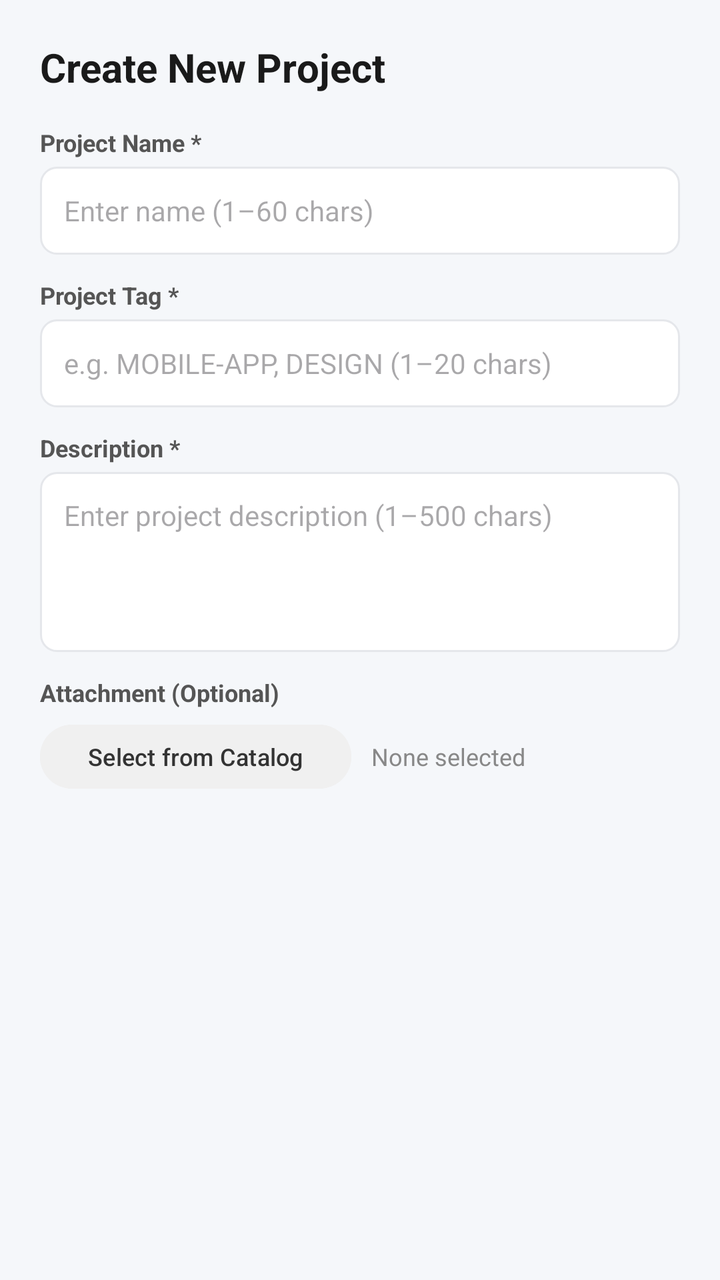
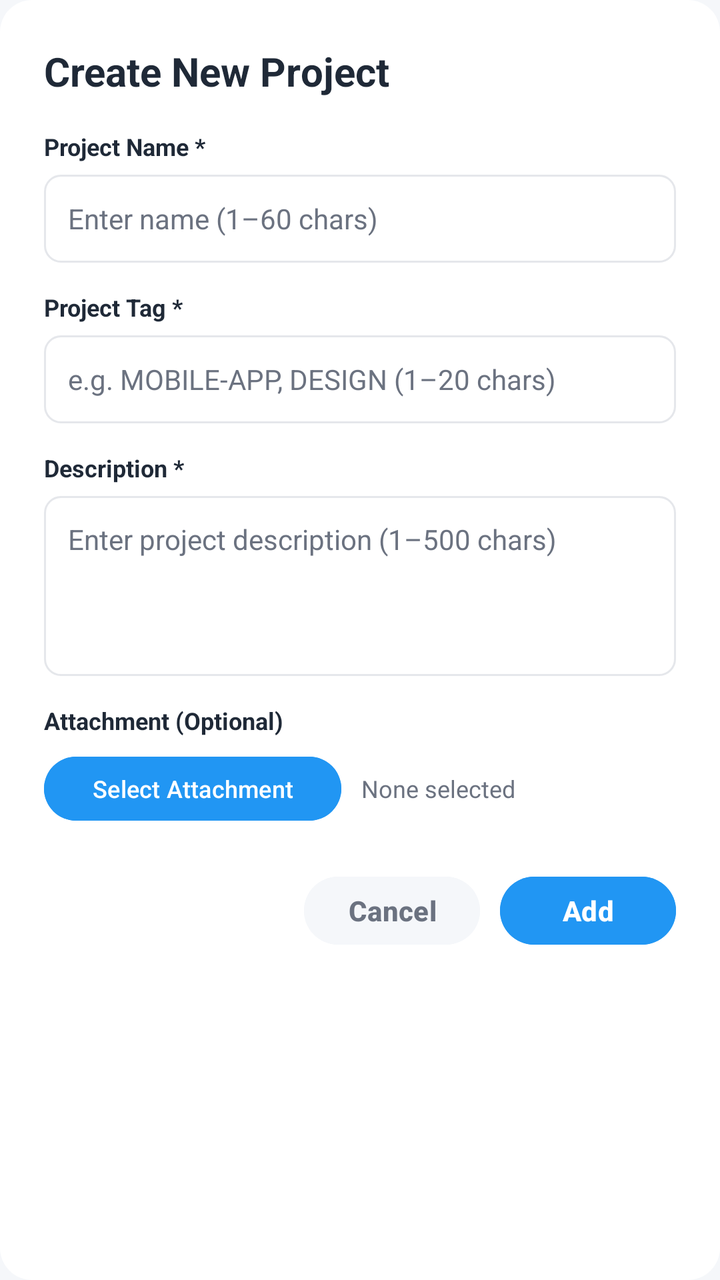

Screens rendered from an Android XML layout before and after an edit, with the pre-edit source and the edit as a unified diff.
<!-- AndroidManifest.xml: application theme Theme.FirstApp -->
<!-- res/layout/dialog_new_project.xml -->
<?xml version="1.0" encoding="utf-8"?>
<LinearLayout xmlns:android="http://schemas.android.com/apk/res/android"
    android:layout_width="match_parent"
    android:layout_height="wrap_content"
    android:orientation="vertical"
    android:padding="20dp">

    <TextView
        android:layout_width="match_parent"
        android:layout_height="wrap_content"
        android:text="Create New Project"
        android:textSize="20sp"
        android:textStyle="bold"
        android:textColor="#1A1A1A"
        android:layout_marginBottom="16dp" />

    
    <TextView
        android:layout_width="wrap_content"
        android:layout_height="wrap_content"
        android:text="Project Name *"
        android:textSize="12sp"
        android:textStyle="bold"
        android:textColor="#555555" />

    <EditText
        android:id="@+id/editDialogProjectName"
        android:layout_width="match_parent"
        android:layout_height="44dp"
        android:layout_marginTop="4dp"
        android:layout_marginBottom="12dp"
        android:background="@drawable/bg_input_field"
        android:hint="Enter name (1–60 chars)"
        android:maxLength="60"
        android:paddingHorizontal="12dp"
        android:singleLine="true"
        android:textSize="14sp" />

    
    <TextView
        android:layout_width="wrap_content"
        android:layout_height="wrap_content"
        android:text="Project Tag *"
        android:textSize="12sp"
        android:textStyle="bold"
        android:textColor="#555555" />

    <EditText
        android:id="@+id/editDialogProjectTag"
        android:layout_width="match_parent"
        android:layout_height="44dp"
        android:layout_marginTop="4dp"
        android:layout_marginBottom="12dp"
        android:background="@drawable/bg_input_field"
        android:hint="e.g. MOBILE-APP, DESIGN (1–20 chars)"
        android:maxLength="20"
        android:paddingHorizontal="12dp"
        android:singleLine="true"
        android:textSize="14sp" />

    
    <TextView
        android:layout_width="wrap_content"
        android:layout_height="wrap_content"
        android:text="Description *"
        android:textSize="12sp"
        android:textStyle="bold"
        android:textColor="#555555" />

    <EditText
        android:id="@+id/editDialogProjectDescription"
        android:layout_width="match_parent"
        android:layout_height="90dp"
        android:layout_marginTop="4dp"
        android:layout_marginBottom="12dp"
        android:background="@drawable/bg_input_field"
        android:gravity="top|start"
        android:hint="Enter project description (1–500 chars)"
        android:maxLength="500"
        android:padding="12dp"
        android:textSize="14sp" />

    
    <TextView
        android:layout_width="wrap_content"
        android:layout_height="wrap_content"
        android:text="Attachment (Optional)"
        android:textSize="12sp"
        android:textStyle="bold"
        android:textColor="#555555" />

    <LinearLayout
        android:layout_width="match_parent"
        android:layout_height="wrap_content"
        android:orientation="horizontal"
        android:layout_marginTop="4dp"
        android:gravity="center_vertical">

        <Button
            android:id="@+id/buttonSelectAttachment"
            android:layout_width="wrap_content"
            android:layout_height="40dp"
            android:text="Select from Catalog"
            android:textSize="12sp"
            android:backgroundTint="#F0F0F0"
            android:textColor="#333333"
            android:textAllCaps="false" />

        <TextView
            android:id="@+id/textSelectedAttachment"
            android:layout_width="0dp"
            android:layout_height="wrap_content"
            android:layout_weight="1"
            android:layout_marginStart="10dp"
            android:text="None selected"
            android:textColor="#888888"
            android:textSize="12sp"
            android:singleLine="true"
            android:ellipsize="end" />

        <ImageView
            android:id="@+id/buttonClearAttachment"
            android:layout_width="20dp"
            android:layout_height="20dp"
            android:src="@drawable/ic_close"
            android:contentDescription="Remove selected attachment"
            android:visibility="gone"
            android:alpha="0.6" />
    </LinearLayout>

</LinearLayout>
<!-- resources referenced by this layout -->
<resources>
  <!-- drawable bg_input_field (drawable) -->
  <?xml version="1.0" encoding="utf-8"?>
  <shape xmlns:android="http://schemas.android.com/apk/res/android" android:shape="rectangle">
      <solid android:color="@color/white" />
      <corners android:radius="8dp" />
      <stroke android:width="1dp" android:color="@color/tf_stroke" />
  </shape>
  <!-- drawable ic_close (drawable) -->
  <vector xmlns:android="http://schemas.android.com/apk/res/android"
      android:width="24dp"
      android:height="24dp"
      android:viewportWidth="24"
      android:viewportHeight="24">
    <path
        android:fillColor="#757575"
        android:pathData="M19,6.41L17.59,5 12,10.59 6.41,5 5,6.41 10.59,12 5,17.59 6.41,19 12,13.41 17.59,19 19,17.59 13.41,12z"/>
  </vector>
  <style name="Theme.FirstApp" parent="Base.Theme.FirstApp" />
  <color name="white">#FFFFFFFF</color>
  <color name="tf_stroke">#E5E7EB</color>
  <style name="Base.Theme.FirstApp" parent="Theme.Material3.DayNight.NoActionBar">
          
          <item name="android:windowBackground">@color/window_background</item>
          
      </style>
  <color name="window_background">#F5F7FA</color>
</resources>

<!-- the commit's change to res/layout/dialog_new_project.xml (unified diff, before → after) -->
@@ -3,7 +3,8 @@
     android:layout_width="match_parent"
     android:layout_height="wrap_content"
     android:orientation="vertical"
-    android:padding="20dp">
+    android:background="@drawable/bg_dialog_rounded"
+    android:padding="22dp">
 
     <TextView
         android:layout_width="match_parent"
@@ -11,7 +12,7 @@
         android:text="Create New Project"
         android:textSize="20sp"
         android:textStyle="bold"
-        android:textColor="#1A1A1A"
+        android:textColor="@color/tf_text_primary"
         android:layout_marginBottom="16dp" />
 
     
@@ -21,16 +22,18 @@
         android:text="Project Name *"
         android:textSize="12sp"
         android:textStyle="bold"
-        android:textColor="#555555" />
+        android:textColor="@color/tf_text_primary" />
 
     <EditText
         android:id="@+id/editDialogProjectName"
         android:layout_width="match_parent"
         android:layout_height="44dp"
-        android:layout_marginTop="4dp"
-        android:layout_marginBottom="12dp"
+        android:layout_marginTop="6dp"
+        android:layout_marginBottom="14dp"
         android:background="@drawable/bg_input_field"
         android:hint="Enter name (1–60 chars)"
+        android:textColorHint="@color/tf_text_secondary"
+        android:textColor="@color/tf_text_primary"
         android:maxLength="60"
         android:paddingHorizontal="12dp"
         android:singleLine="true"
@@ -43,16 +46,18 @@
         android:text="Project Tag *"
         android:textSize="12sp"
         android:textStyle="bold"
-        android:textColor="#555555" />
+        android:textColor="@color/tf_text_primary" />
 
     <EditText
         android:id="@+id/editDialogProjectTag"
         android:layout_width="match_parent"
         android:layout_height="44dp"
-        android:layout_marginTop="4dp"
-        android:layout_marginBottom="12dp"
+        android:layout_marginTop="6dp"
+        android:layout_marginBottom="14dp"
         android:background="@drawable/bg_input_field"
         android:hint="e.g. MOBILE-APP, DESIGN (1–20 chars)"
+        android:textColorHint="@color/tf_text_secondary"
+        android:textColor="@color/tf_text_primary"
         android:maxLength="20"
         android:paddingHorizontal="12dp"
         android:singleLine="true"
@@ -65,17 +70,19 @@
         android:text="Description *"
         android:textSize="12sp"
         android:textStyle="bold"
-        android:textColor="#555555" />
+        android:textColor="@color/tf_text_primary" />
 
     <EditText
         android:id="@+id/editDialogProjectDescription"
         android:layout_width="match_parent"
         android:layout_height="90dp"
-        android:layout_marginTop="4dp"
-        android:layout_marginBottom="12dp"
+        android:layout_marginTop="6dp"
+        android:layout_marginBottom="14dp"
         android:background="@drawable/bg_input_field"
         android:gravity="top|start"
         android:hint="Enter project description (1–500 chars)"
+        android:textColorHint="@color/tf_text_secondary"
+        android:textColor="@color/tf_text_primary"
         android:maxLength="500"
         android:padding="12dp"
         android:textSize="14sp" />
@@ -87,23 +94,23 @@
         android:text="Attachment (Optional)"
         android:textSize="12sp"
         android:textStyle="bold"
-        android:textColor="#555555" />
+        android:textColor="@color/tf_text_primary" />
 
     <LinearLayout
         android:layout_width="match_parent"
         android:layout_height="wrap_content"
         android:orientation="horizontal"
-        android:layout_marginTop="4dp"
+        android:layout_marginTop="6dp"
         android:gravity="center_vertical">
 
         <Button
             android:id="@+id/buttonSelectAttachment"
             android:layout_width="wrap_content"
             android:layout_height="40dp"
-            android:text="Select from Catalog"
+            android:text="Select Attachment"
             android:textSize="12sp"
-            android:backgroundTint="#F0F0F0"
-            android:textColor="#333333"
+            android:backgroundTint="@color/tf_primary"
+            android:textColor="@color/white"
             android:textAllCaps="false" />
 
         <TextView
@@ -113,19 +120,52 @@
             android:layout_weight="1"
             android:layout_marginStart="10dp"
             android:text="None selected"
-            android:textColor="#888888"
+            android:textColor="@color/tf_text_secondary"
             android:textSize="12sp"
             android:singleLine="true"
             android:ellipsize="end" />
 
         <ImageView
             android:id="@+id/buttonClearAttachment"
-            android:layout_width="20dp"
-            android:layout_height="20dp"
+            android:layout_width="24dp"
+            android:layout_height="24dp"
             android:src="@drawable/ic_close"
             android:contentDescription="Remove selected attachment"
+            android:padding="4dp"
             android:visibility="gone"
             android:alpha="0.6" />
     </LinearLayout>
 
+    
+    <LinearLayout
+        android:layout_width="match_parent"
+        android:layout_height="wrap_content"
+        android:orientation="horizontal"
+        android:gravity="end"
+        android:layout_marginTop="20dp">
+
+        <Button
+            android:id="@+id/buttonNewProjectCancel"
+            android:layout_width="wrap_content"
+            android:layout_height="42dp"
+            android:text="Cancel"
+            android:textColor="@color/tf_text_secondary"
+            android:backgroundTint="@color/tf_bg_screen"
+            android:textAllCaps="false"
+            android:textStyle="bold"
+            android:paddingHorizontal="16dp" />
+
+        <Button
+            android:id="@+id/buttonNewProjectAdd"
+            android:layout_width="wrap_content"
+            android:layout_height="42dp"
+            android:layout_marginStart="10dp"
+            android:text="Add"
+            android:textColor="@color/white"
+            android:backgroundTint="@color/tf_primary"
+            android:textAllCaps="false"
+            android:textStyle="bold"
+            android:paddingHorizontal="20dp" />
+    </LinearLayout>
+
 </LinearLayout>
<!-- resource entries referenced after the edit -->
@@ -1,5 +1,9 @@
 <!-- resources referenced by this layout -->
 <resources>
+  <color name="tf_bg_screen">#F5F7FA</color>
+  <color name="tf_primary">#2196F3</color>
+  <color name="tf_text_primary">#1F2937</color>
+  <color name="tf_text_secondary">#6B7280</color>
   <!-- drawable bg_input_field (drawable) -->
   <?xml version="1.0" encoding="utf-8"?>
   <shape xmlns:android="http://schemas.android.com/apk/res/android" android:shape="rectangle">
@@ -19,6 +23,12 @@
   </vector>
   <style name="Theme.FirstApp" parent="Base.Theme.FirstApp" />
   <color name="white">#FFFFFFFF</color>
+  <!-- drawable bg_dialog_rounded (drawable) -->
+  <?xml version="1.0" encoding="utf-8"?>
+  <shape xmlns:android="http://schemas.android.com/apk/res/android" android:shape="rectangle">
+      <solid android:color="@color/white" />
+      <corners android:radius="16dp" />
+  </shape>
   <color name="tf_stroke">#E5E7EB</color>
   <style name="Base.Theme.FirstApp" parent="Theme.Material3.DayNight.NoActionBar">
           
